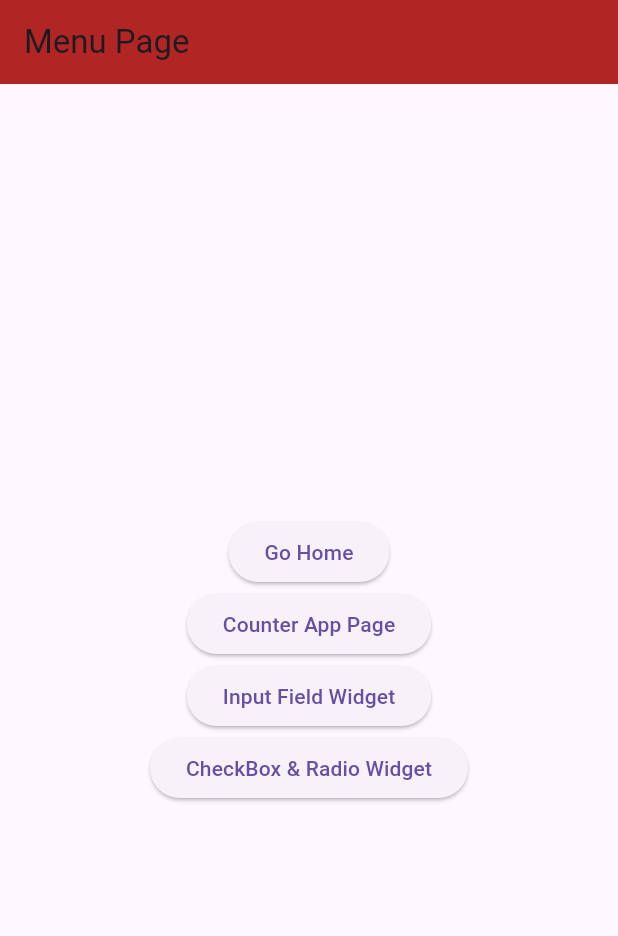
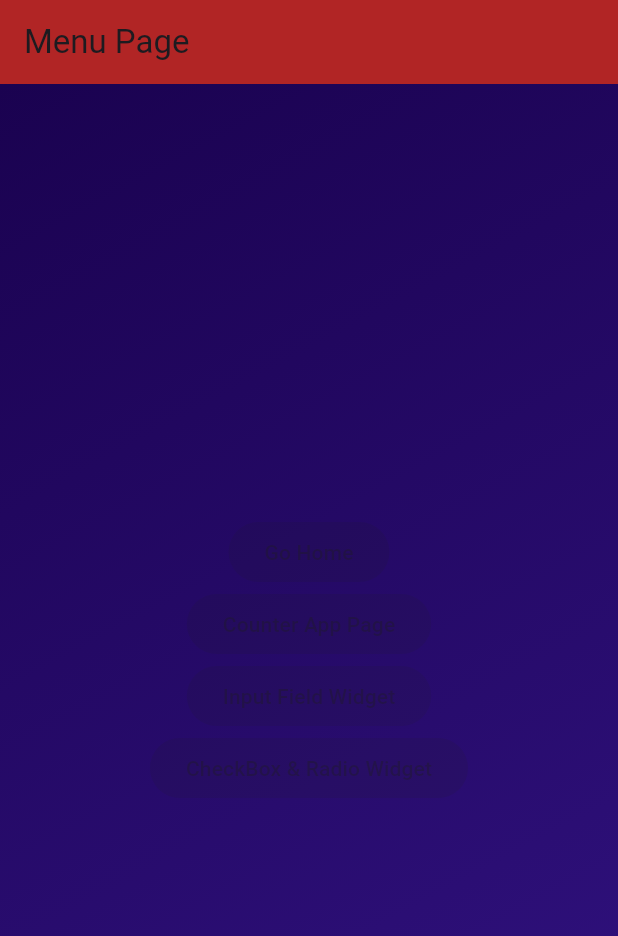
Before and after one commit to AndroidDeveloper3005/flutter-widgets-2025, a Flutter app: the screen it shows after launch, on a phone screen of 412 x 824 dp. Shown: the top 936 px of the screen. Run offline on Flutter 3.47's test engine with Material 3 defaults, Android fonts, the phone set to English and light mode, and no system bars; statements that could not run were skipped.

```diff
--- a/lib/menu_pages.dart
+++ b/lib/menu_pages.dart
@@ -15,13 +15,23 @@ class MenuPages extends StatelessWidget {
         backgroundColor: Color(0xFFB12525),
         title: Text("Menu Page"),
       ),
-      body: Center(
+      body: Container(
+        decoration: const BoxDecoration(
+          gradient: LinearGradient(
+            colors: [
+              Color.fromARGB(255, 26, 2, 80),
+              Color.fromARGB(255, 50, 19, 131),
+            ],
+            begin: Alignment.topLeft,
+            end: Alignment.bottomRight,
+          ),
+        ),
+        child: const Center(
           child: Column(
             // mainAxisAlignment: MainAxisAlignment.center,
             mainAxisSize: MainAxisSize.min,
             children: [
               ElevatedButton(
-
                 onPressed: () {
                   Navigator.push(
                     context,
@@ -31,7 +41,6 @@ class MenuPages extends StatelessWidget {
                 child: Text("Go Home"),
               ),
               ElevatedButton(
-
                 onPressed: () {
                   Navigator.push(
                     context,
@@ -41,7 +50,6 @@ class MenuPages extends StatelessWidget {
                 child: Text("Counter App Page"),
               ),
               ElevatedButton(
-
                 onPressed: () {
                   Navigator.push(
                     context,
@@ -51,11 +59,12 @@ class MenuPages extends StatelessWidget {
                 child: Text("Input Field Widget"),
               ),
               ElevatedButton(
-
                 onPressed: () {
                   Navigator.push(
                     context,
-                  MaterialPageRoute(builder: (context) => Checkbox_Radio_Widget()),
+                    MaterialPageRoute(
+                      builder: (context) => Checkbox_Radio_Widget(),
+                    ),
                   );
                 },
                 child: Text("CheckBox & Radio Widget"),
@@ -63,6 +72,7 @@ class MenuPages extends StatelessWidget {
             ],
           ),
         ),
+      ),
     );
   }
 }
```
Lines whose indentation alone changed are shown as unchanged.
